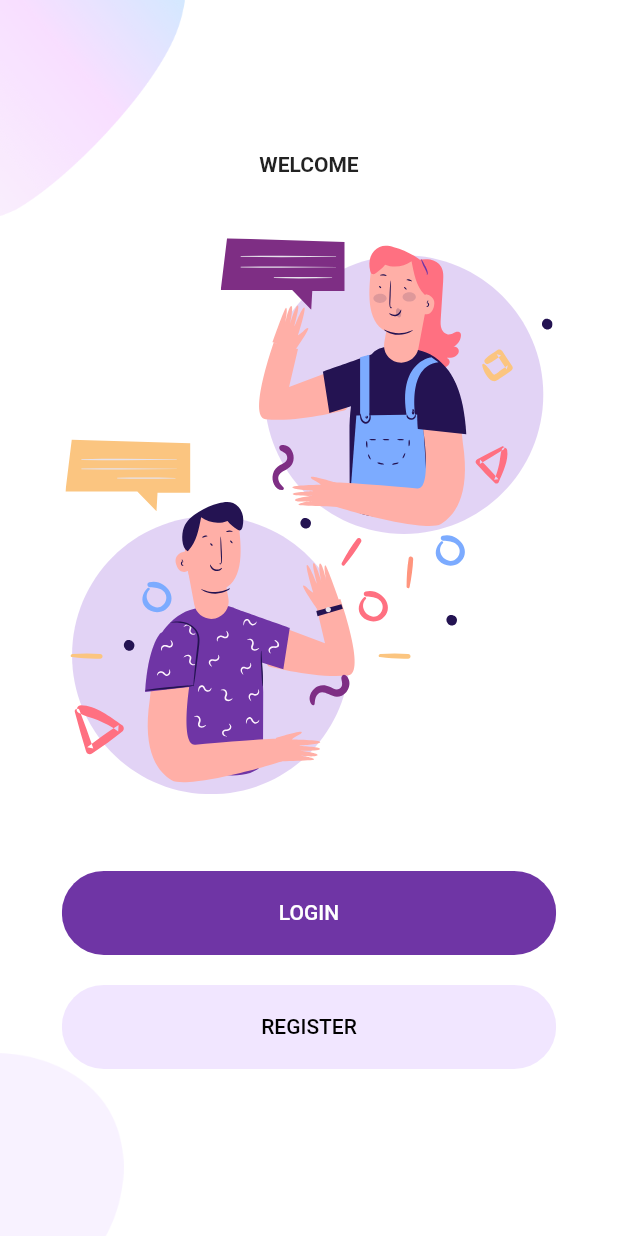
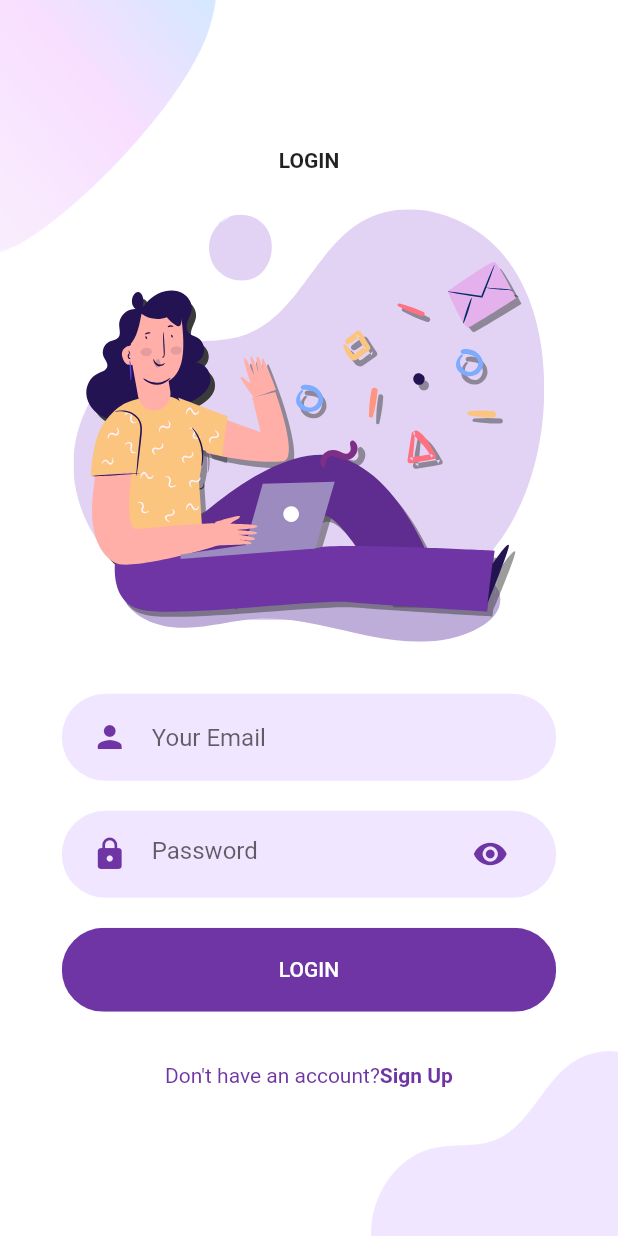
Before and after one commit to OJHDesigns/example_login_app, a Flutter app: the screen it shows after launch, after a tap on "LOGIN", on a phone screen of 412 x 824 dp. Run offline on Flutter 3.47's test engine with Material 2 defaults, Android fonts, the phone set to English and light mode, and no system bars; our stand-ins replace flutter_svg.

Commit message:
Added login screen UI

```diff
--- /dev/null
+++ b/lib/components/already_have_an_account_check.dart
@@ -0,0 +1,38 @@
+import 'package:flutter/material.dart';
+
+import '../constants.dart';
+
+class AlreadyHaveAnAccountCheck extends StatelessWidget {
+  final bool login;
+  final Function press;
+  const AlreadyHaveAnAccountCheck({
+    Key key,
+    this.login = true,
+    this.press,
+  }) : super(key: key);
+
+  @override
+  Widget build(BuildContext context) {
+    return Row(
+      mainAxisAlignment: MainAxisAlignment.center,
+      children: <Widget>[
+        Text(
+          login ? "Don't have an account?" : "Already have an account?",
+          style: TextStyle(
+            color: kPrimaryColor,
+          ),
+        ),
+        GestureDetector(
+          onTap: press,
+          child: Text(
+            login ? "Sign Up" : "Sign In",
+            style: TextStyle(
+              color: kPrimaryColor,
+              fontWeight: FontWeight.bold,
+            ),
+          ),
+        )
+      ],
+    );
+  }
+}
--- /dev/null
+++ b/lib/screens/login/components/background.dart
@@ -0,0 +1,40 @@
+import 'package:flutter/material.dart';
+
+class Background extends StatelessWidget {
+  final Widget child;
+  const Background({
+    Key key,
+    @required this.child,
+  }) : super(key: key);
+
+  @override
+  Widget build(BuildContext context) {
+    Size size = MediaQuery.of(context).size;
+    return Container(
+      width: double.infinity,
+      height: size.height,
+      child: Stack(
+        alignment: Alignment.center,
+        children: <Widget>[
+          Positioned(
+            top: 0,
+            left: 0,
+            child: Image.asset(
+              "assets/images/main_top.png",
+              width: size.width * 0.35,
+            ),
+          ),
+          Positioned(
+            bottom: 0,
+            right: 0,
+            child: Image.asset(
+              "assets/images/login_bottom.png",
+              width: size.width * 0.4,
+            ),
+          ),
+          child,
+        ],
+      ),
+    );
+  }
+}
--- /dev/null
+++ b/lib/screens/login/components/body.dart
@@ -0,0 +1,58 @@
+import 'package:example_login_app/components/already_have_an_account_check.dart';
+import 'package:example_login_app/components/rounded_button.dart';
+import 'package:example_login_app/screens/login/components/background.dart';
+import 'package:example_login_app/screens/login/components/rounded_input_field.dart';
+import 'package:example_login_app/screens/login/components/rounded_password_field.dart';
+import 'package:flutter/material.dart';
+import 'package:flutter_svg/flutter_svg.dart';
+
+class Body extends StatelessWidget {
+  const Body({
+    Key key,
+  }) : super(key: key);
+
+  @override
+  Widget build(BuildContext context) {
+    Size size = MediaQuery.of(context).size;
+    return Background(
+      child: SingleChildScrollView(
+        child: Column(
+          mainAxisAlignment: MainAxisAlignment.center,
+          children: <Widget>[
+            Text(
+              "LOGIN",
+              style: TextStyle(fontWeight: FontWeight.bold),
+            ),
+            SizedBox(
+              height: size.height * 0.03,
+            ),
+            SvgPicture.asset(
+              "assets/icons/login.svg",
+              height: size.height * 0.35,
+            ),
+            SizedBox(
+              height: size.height * 0.03,
+            ),
+            RoundedInputField(
+              hintText: "Your Email",
+              onChanged: (value) {},
+            ),
+            RoundedPasswordField(
+              onChanged: (value) {},
+            ),
+            RoundedButton(
+              text: "LOGIN",
+              press: () {},
+            ),
+            SizedBox(
+              height: size.height * 0.03,
+            ),
+            AlreadyHaveAnAccountCheck(
+              press: () {},
+            ),
+          ],
+        ),
+      ),
+    );
+  }
+}
--- /dev/null
+++ b/lib/screens/login/components/rounded_input_field.dart
@@ -0,0 +1,33 @@
+import 'package:example_login_app/screens/login/components/text_field_container.dart';
+import 'package:flutter/material.dart';
+
+import '../../../constants.dart';
+
+class RoundedInputField extends StatelessWidget {
+  final String hintText;
+  final IconData icon;
+  final ValueChanged<String> onChanged;
+  const RoundedInputField({
+    Key key,
+    this.hintText,
+    this.icon = Icons.person,
+    this.onChanged,
+  }) : super(key: key);
+
+  @override
+  Widget build(BuildContext context) {
+    return TextFieldContainer(
+      child: TextField(
+        onChanged: onChanged,
+        decoration: InputDecoration(
+          icon: Icon(
+            icon,
+            color: kPrimaryColor,
+          ),
+          hintText: hintText,
+          border: InputBorder.none,
+        ),
+      ),
+    );
+  }
+}
--- /dev/null
+++ b/lib/screens/login/components/rounded_password_field.dart
@@ -0,0 +1,33 @@
+import 'package:example_login_app/screens/login/components/text_field_container.dart';
+import 'package:flutter/material.dart';
+
+import '../../../constants.dart';
+
+class RoundedPasswordField extends StatelessWidget {
+  final ValueChanged<String> onChanged;
+  const RoundedPasswordField({
+    Key key,
+    this.onChanged,
+  }) : super(key: key);
+
+  @override
+  Widget build(BuildContext context) {
+    return TextFieldContainer(
+      child: TextField(
+        obscureText: true,
+        onChanged: onChanged,
+        decoration: InputDecoration(
+            hintText: "Password",
+            icon: Icon(
+              Icons.lock,
+              color: kPrimaryColor,
+            ),
+            suffixIcon: Icon(
+              Icons.visibility,
+              color: kPrimaryColor,
+            ),
+            border: InputBorder.none),
+      ),
+    );
+  }
+}
--- /dev/null
+++ b/lib/screens/login/components/text_field_container.dart
@@ -0,0 +1,26 @@
+import 'package:flutter/material.dart';
+
+import '../../../constants.dart';
+
+class TextFieldContainer extends StatelessWidget {
+  final Widget child;
+  const TextFieldContainer({
+    Key key,
+    this.child,
+  }) : super(key: key);
+
+  @override
+  Widget build(BuildContext context) {
+    Size size = MediaQuery.of(context).size;
+    return Container(
+      margin: EdgeInsets.symmetric(vertical: 10),
+      padding: EdgeInsets.symmetric(horizontal: 20, vertical: 5),
+      width: size.width * 0.8,
+      decoration: BoxDecoration(
+        color: kPrimaryLightColor,
+        borderRadius: BorderRadius.circular(29),
+      ),
+      child: child,
+    );
+  }
+}
--- /dev/null
+++ b/lib/screens/login/login_screen.dart
@@ -0,0 +1,10 @@
+import 'package:example_login_app/screens/login/components/body.dart';
+import 'package:flutter/material.dart';
+
+class LoginScreen extends StatelessWidget {
+  Widget build(BuildContext context) {
+    return Scaffold(
+      body: Body(),
+    );
+  }
+}
--- a/lib/screens/welcome/components/body.dart
+++ b/lib/screens/welcome/components/body.dart
@@ -1,5 +1,6 @@
 import 'package:example_login_app/components/rounded_button.dart';
 import 'package:example_login_app/constants.dart';
+import 'package:example_login_app/screens/login/login_screen.dart';
 import 'package:example_login_app/screens/welcome/components/background.dart';
 import 'package:flutter/material.dart';
 import 'package:flutter_svg/svg.dart';
@@ -26,7 +27,16 @@ class Body extends StatelessWidget {
             SizedBox(height: size.height * 0.05),
             RoundedButton(
               text: "LOGIN",
-              press: () {},
+              press: () {
+                Navigator.push(
+                  context,
+                  MaterialPageRoute(
+                    builder: (context) {
+                      return LoginScreen();
+                    },
+                  ),
+                );
+              },
             ),
             RoundedButton(
               text: "REGISTER",
```
